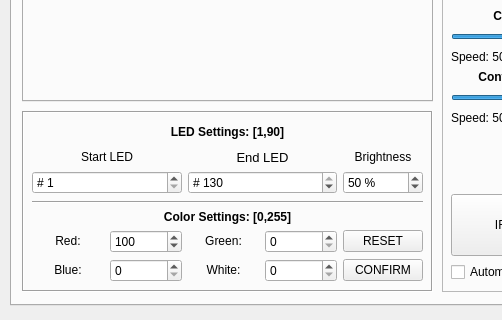
First picture: the form in _ui/Clinostat.ui, repository CoCl-Jerry/SciSpin_Max_Dev, before the edit; both pictures show x 0 to 502 and y 255 to 575 of the 1024 by 575 pixel window.
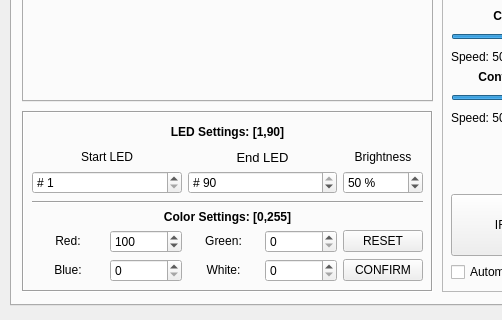
Second picture: the form after the edit. Icons and pictures are not drawn. Custom widgets are drawn as their Qt base class.

The edit to the form file:
```diff
--- a/_ui/Clinostat.ui
+++ b/_ui/Clinostat.ui
@@ -510,10 +510,10 @@
            <number>2</number>
           </property>
           <property name="maximum">
-           <number>130</number>
+           <number>90</number>
           </property>
           <property name="value">
-           <number>130</number>
+           <number>90</number>
           </property>
          </widget>
         </item>
```
Left out of the diff: 2 changed lines with no effect on the pictures.
